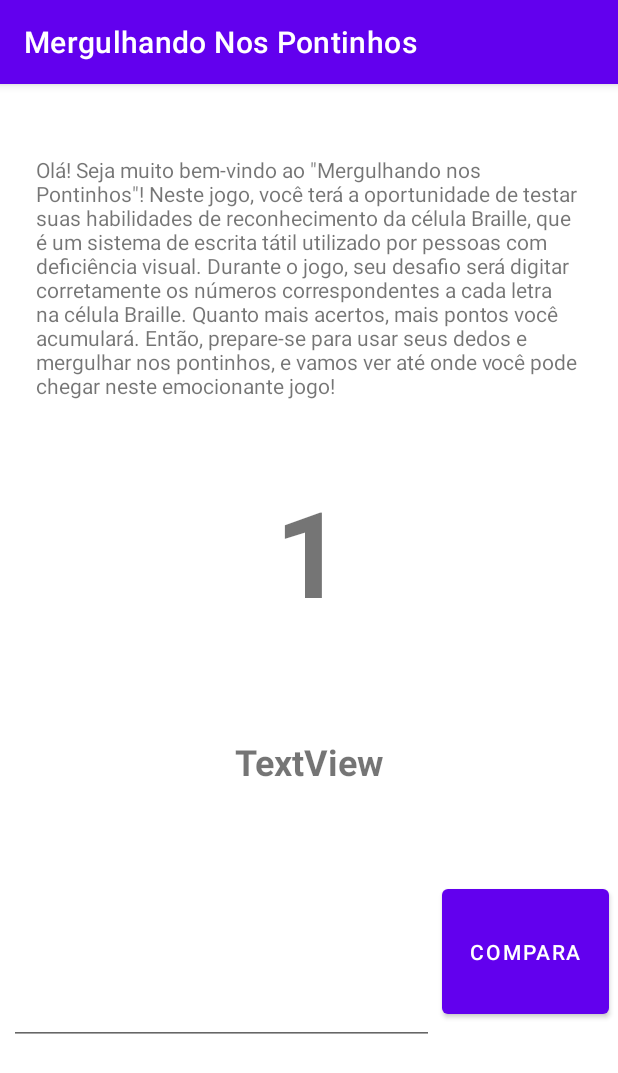
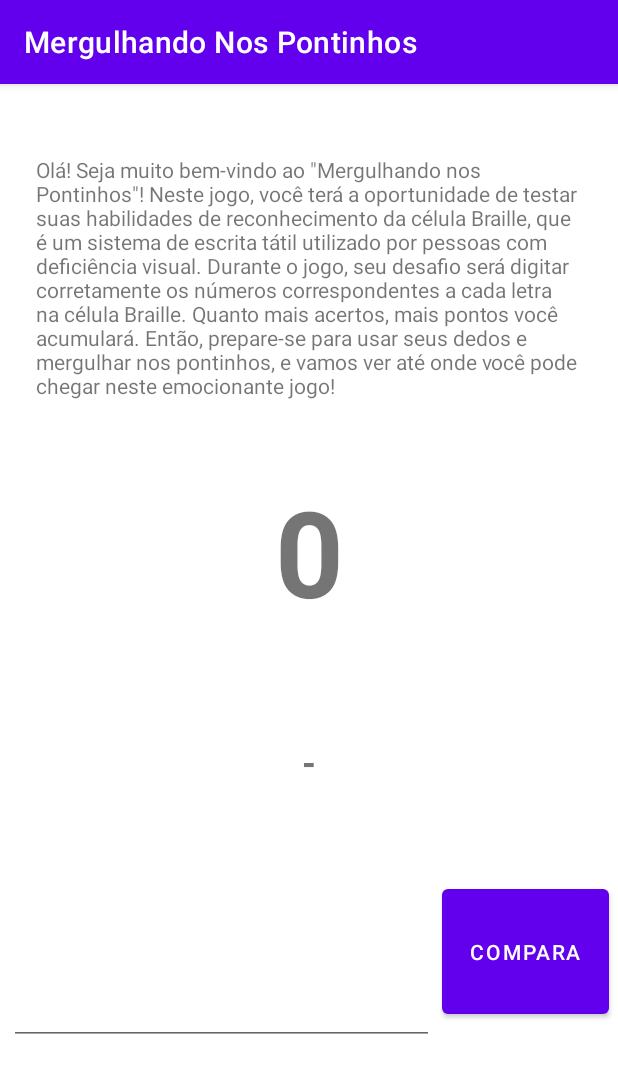
Before and after one commit to rbeninca/mergunlhadoNosPontinhos, an Android app: the screen it shows after launch (MainActivity), on a phone screen of 412 x 824 dp. Shown: the top 1073 px of the screen. Run offline under Robolectric (Android 15) with nearby library versions, the phone set to English and light mode, and no system bars.

Commit message:
Merge remote-tracking branch 'origin/master'
# Conflicts:
#	app/src/main/java/br/com/rbeninca/mergulhandonospontinhos/MainActivity.java

```diff
--- a/app/src/main/java/br/com/rbeninca/mergulhandonospontinhos/AlfabetoBraile.java
+++ b/app/src/main/java/br/com/rbeninca/mergulhandonospontinhos/AlfabetoBraile.java
@@ -74,9 +74,9 @@
     }
 
     public void carregaNumeros() {
-        alfabetoBraile.add(new Letra("0", new int[]{3, 4, 5, 6},marcadorNumero));
-        alfabetoBraile.add(new Letra("1", new int[]{1, 2},marcadorNumero));
-        alfabetoBraile.add(new Letra("2", new int[]{1, 2, 5},marcadorNumero));
+        alfabetoBraile.add(new Letra("0", new int[]{2, 4, 5},marcadorNumero));
+        alfabetoBraile.add(new Letra("1", new int[]{1},marcadorNumero));
+        alfabetoBraile.add(new Letra("2", new int[]{1, 2},marcadorNumero));
         alfabetoBraile.add(new Letra("3", new int[]{1, 4},marcadorNumero));
         alfabetoBraile.add(new Letra("4", new int[]{1, 4, 5},marcadorNumero));
         alfabetoBraile.add(new Letra("5", new int[]{1, 5},marcadorNumero));
@@ -84,7 +84,7 @@
         alfabetoBraile.add(new Letra("7", new int[]{1, 2, 4, 5},marcadorNumero));
         alfabetoBraile.add(new Letra("8", new int[]{1, 2, 5},marcadorNumero));
         alfabetoBraile.add(new Letra("9", new int[]{2, 4},marcadorNumero));
-        alfabetoBraile.add(new Letra("0", new int[]{2, 4, 5},marcadorNumero));
+
     }
     public  void carregaTudo(){
 
--- a/app/src/main/java/br/com/rbeninca/mergulhandonospontinhos/MainActivity.java
+++ b/app/src/main/java/br/com/rbeninca/mergulhandonospontinhos/MainActivity.java
@@ -9,6 +9,8 @@
 import android.os.Bundle;
 import android.os.Handler;
 import android.speech.tts.*;
+import android.text.InputType;
+import android.text.method.NumberKeyListener;
 import android.view.View;
 import android.widget.ArrayAdapter;
 import android.widget.Button;
@@ -36,6 +38,18 @@
         super.onCreate(savedInstanceState);
         setContentView(R.layout.activity_main);
         editTextResposta = findViewById(R.id.editTextResposta);
+        editTextResposta.setKeyListener(new NumberKeyListener() {
+            @Override
+            protected char[] getAcceptedChars() {
+                return new char[]{'0', '1', '2', '3', '4', '5', '6', '7', '8', '9'};
+            }
+
+            @Override
+            public int getInputType() {
+                return InputType.TYPE_CLASS_NUMBER;
+            }
+
+        });
         tvPergunta = findViewById(R.id.textViewPergunta);
         tvCelaResposta = findViewById(R.id.textViewCelaResposta);
         tvPergunta.setOnClickListener(this);
--- a/app/src/main/res/layout/activity_main.xml
+++ b/app/src/main/res/layout/activity_main.xml
@@ -62,7 +62,9 @@
         android:id="@+id/textViewCelaResposta"
         android:layout_width="wrap_content"
         android:layout_height="wrap_content"
-        android:text="TextView"
+        android:selectAllOnFocus="false"
+        android:text="-"
+        android:textIsSelectable="false"
         android:textSize="24sp"
         android:textStyle="bold"
         app:layout_constraintBottom_toTopOf="@+id/editTextResposta"
```
